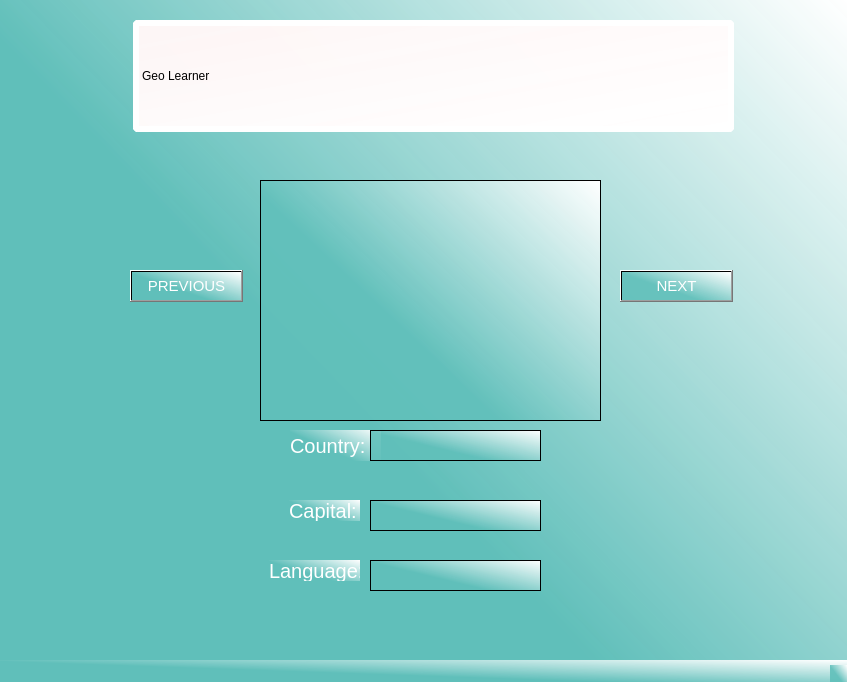
Qt form GeoLearner.ui (GerriEzeocha/GeoLearner) before a commit.
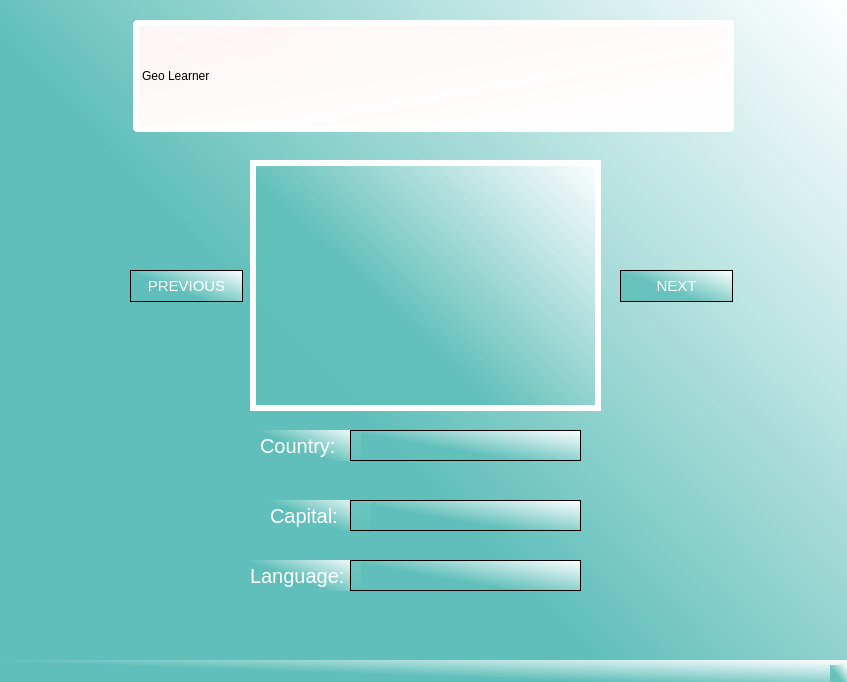
The same form after that commit.

Commit message: some design, functionalty, testing updates

```diff
--- a/GeoLearner.ui
+++ b/GeoLearner.ui
@@ -37,22 +37,12 @@
      <string>Geo Learner</string>
     </property>
    </widget>
-   <widget class="QGraphicsView" name="flagView">
-    <property name="geometry">
-     <rect>
-      <x>260</x>
-      <y>180</y>
-      <width>341</width>
-      <height>241</height>
-     </rect>
-    </property>
-   </widget>
    <widget class="QLabel" name="countryLabel">
     <property name="geometry">
      <rect>
-      <x>290</x>
+      <x>260</x>
       <y>430</y>
-      <width>91</width>
+      <width>101</width>
       <height>31</height>
      </rect>
     </property>
@@ -63,14 +53,17 @@
     <property name="text">
      <string>Country:</string>
     </property>
+    <property name="textFormat">
+     <enum>Qt::PlainText</enum>
+    </property>
    </widget>
    <widget class="QLabel" name="capitalLabel">
     <property name="geometry">
      <rect>
-      <x>289</x>
+      <x>270</x>
       <y>500</y>
-      <width>71</width>
-      <height>21</height>
+      <width>101</width>
+      <height>31</height>
      </rect>
     </property>
     <property name="styleSheet">
@@ -84,10 +77,10 @@
    <widget class="QLabel" name="languageLabel">
     <property name="geometry">
      <rect>
-      <x>269</x>
+      <x>250</x>
       <y>560</y>
-      <width>91</width>
-      <height>21</height>
+      <width>111</width>
+      <height>31</height>
      </rect>
     </property>
     <property name="styleSheet">
@@ -99,36 +92,95 @@
     </property>
    </widget>
    <widget class="QPlainTextEdit" name="countryText">
+    <property name="enabled">
+     <bool>true</bool>
+    </property>
     <property name="geometry">
      <rect>
-      <x>370</x>
+      <x>350</x>
       <y>430</y>
-      <width>171</width>
+      <width>231</width>
       <height>31</height>
      </rect>
     </property>
+    <property name="sizePolicy">
+     <sizepolicy hsizetype="Expanding" vsizetype="Expanding">
+      <horstretch>0</horstretch>
+      <verstretch>0</verstretch>
+     </sizepolicy>
+    </property>
+    <property name="font">
+     <font>
+      <family>Georgia</family>
+      <pointsize>19</pointsize>
+      <italic>true</italic>
+     </font>
+    </property>
+    <property name="tabletTracking">
+     <bool>false</bool>
+    </property>
+    <property name="acceptDrops">
+     <bool>false</bool>
+    </property>
+    <property name="autoFillBackground">
+     <bool>false</bool>
+    </property>
     <property name="styleSheet">
-     <string notr="true"/>
+     <string notr="true">color: rgb(240, 255, 253);</string>
     </property>
     <property name="inputMethodHints">
      <set>Qt::ImhNone</set>
     </property>
+    <property name="verticalScrollBarPolicy">
+     <enum>Qt::ScrollBarAlwaysOff</enum>
+    </property>
+    <property name="lineWrapMode">
+     <enum>QPlainTextEdit::WidgetWidth</enum>
+    </property>
     <property name="readOnly">
      <bool>true</bool>
     </property>
+    <property name="plainText">
+     <string/>
+    </property>
+    <property name="overwriteMode">
+     <bool>false</bool>
+    </property>
+    <property name="cursorWidth">
+     <number>2</number>
+    </property>
+    <property name="textInteractionFlags">
+     <set>Qt::NoTextInteraction</set>
+    </property>
+    <property name="centerOnScroll">
+     <bool>false</bool>
+    </property>
    </widget>
    <widget class="QPlainTextEdit" name="capitalText">
     <property name="geometry">
      <rect>
-      <x>370</x>
+      <x>350</x>
       <y>500</y>
-      <width>171</width>
+      <width>231</width>
       <height>31</height>
      </rect>
     </property>
+    <property name="font">
+     <font>
+      <family>Georgia</family>
+      <pointsize>19</pointsize>
+      <italic>true</italic>
+     </font>
+    </property>
+    <property name="styleSheet">
+     <string notr="true">color: rgb(240, 255, 253);</string>
+    </property>
     <property name="inputMethodHints">
      <set>Qt::ImhNone</set>
     </property>
+    <property name="verticalScrollBarPolicy">
+     <enum>Qt::ScrollBarAlwaysOff</enum>
+    </property>
     <property name="readOnly">
      <bool>true</bool>
     </property>
@@ -136,15 +188,28 @@
    <widget class="QPlainTextEdit" name="languageText">
     <property name="geometry">
      <rect>
-      <x>370</x>
+      <x>350</x>
       <y>560</y>
-      <width>171</width>
+      <width>231</width>
       <height>31</height>
      </rect>
     </property>
+    <property name="font">
+     <font>
+      <family>Georgia</family>
+      <pointsize>19</pointsize>
+      <italic>true</italic>
+     </font>
+    </property>
+    <property name="styleSheet">
+     <string notr="true">color: rgb(240, 255, 253);</string>
+    </property>
     <property name="inputMethodHints">
      <set>Qt::ImhNone</set>
     </property>
+    <property name="verticalScrollBarPolicy">
+     <enum>Qt::ScrollBarAlwaysOff</enum>
+    </property>
     <property name="readOnly">
      <bool>true</bool>
     </property>
@@ -160,7 +225,8 @@
     </property>
     <property name="styleSheet">
      <string notr="true">font-size: 15px;
-color: white;</string>
+color: white;
+border: 1px solid black;</string>
     </property>
     <property name="text">
      <string>PREVIOUS</string>
@@ -177,12 +243,60 @@
     </property>
     <property name="styleSheet">
      <string notr="true">font-size: 15px;
-color: white;</string>
+color: white;
+border: 1px solid black;</string>
     </property>
     <property name="text">
      <string>NEXT</string>
     </property>
    </widget>
+   <widget class="QLabel" name="flagView">
+    <property name="enabled">
+     <bool>false</bool>
+    </property>
+    <property name="geometry">
+     <rect>
+      <x>250</x>
+      <y>160</y>
+      <width>351</width>
+      <height>251</height>
+     </rect>
+    </property>
+    <property name="styleSheet">
+     <string notr="true">border: 6px solid white;</string>
+    </property>
+    <property name="frameShadow">
+     <enum>QFrame::Raised</enum>
+    </property>
+    <property name="lineWidth">
+     <number>14</number>
+    </property>
+    <property name="text">
+     <string/>
+    </property>
+    <property name="scaledContents">
+     <bool>true</bool>
+    </property>
+    <property name="openExternalLinks">
+     <bool>true</bool>
+    </property>
+    <property name="textInteractionFlags">
+     <set>Qt::NoTextInteraction</set>
+    </property>
+   </widget>
+   <zorder>countryLabel</zorder>
+   <zorder>languageLabel</zorder>
+   <zorder>capitalLabel</zorder>
+   <zorder>graphicsView</zorder>
+   <zorder>geoLabel</zorder>
+   <zorder>pushButton_2</zorder>
+   <zorder>pushButton_3</zorder>
+   <zorder>countryText</zorder>
+   <zorder>capitalText</zorder>
+   <zorder>languageText</zorder>
+   <zorder>prevBtn</zorder>
+   <zorder>nextBtn</zorder>
+   <zorder>flagView</zorder>
   </widget>
   <widget class="QStatusBar" name="statusbar"/>
  </widget>
```
The commit also changes 3 other files.
